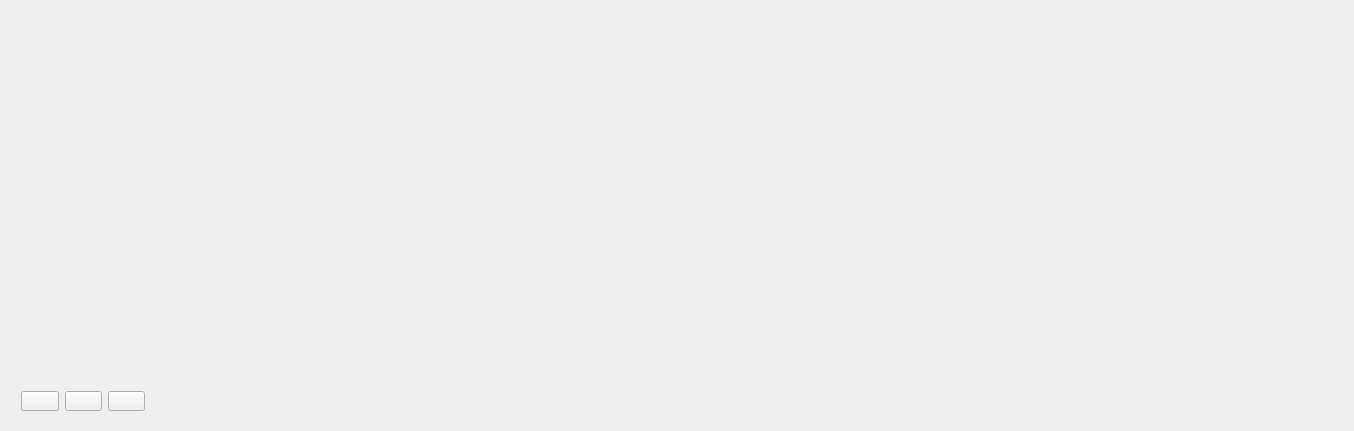
The window that ventanaprincipal.ui (DavidCrgh/Tarea_Programa_Estructuras_1) describes before a commit, drawn with Qt 5.
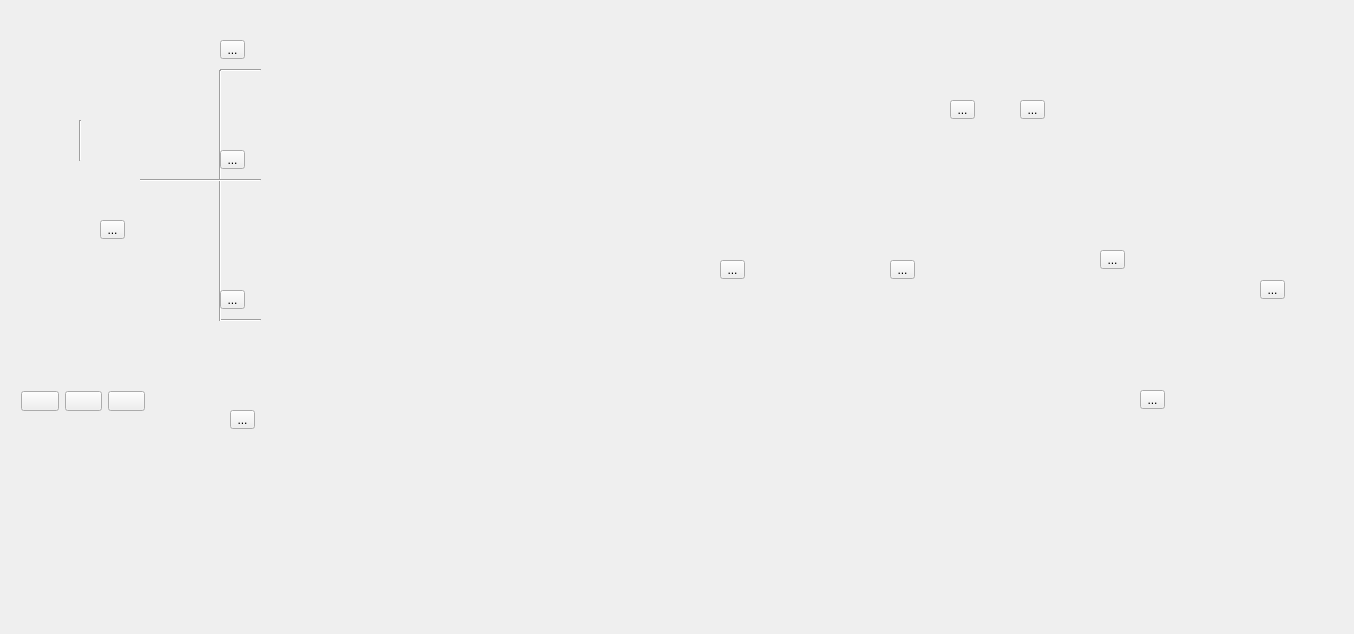
The same window after the commit. Icons and pictures are not drawn.

Commit message: Cambios a la interfaz.

```diff
--- a/ventanaprincipal.ui
+++ b/ventanaprincipal.ui
@@ -7,9 +7,30 @@
     <x>0</x>
     <y>0</y>
     <width>1354</width>
-    <height>431</height>
+    <height>634</height>
    </rect>
   </property>
+  <property name="sizePolicy">
+   <sizepolicy hsizetype="Preferred" vsizetype="Preferred">
+    <horstretch>0</horstretch>
+    <verstretch>0</verstretch>
+   </sizepolicy>
+  </property>
+  <property name="minimumSize">
+   <size>
+    <width>1354</width>
+    <height>634</height>
+   </size>
+  </property>
+  <property name="maximumSize">
+   <size>
+    <width>1354</width>
+    <height>634</height>
+   </size>
+  </property>
+  <property name="cursor">
+   <cursorShape>ArrowCursor</cursorShape>
+  </property>
   <property name="windowTitle">
    <string>Simulador</string>
   </property>
@@ -17,6 +38,12 @@
    <bool>false</bool>
   </property>
   <widget class="QWidget" name="centralWidget">
+   <property name="sizePolicy">
+    <sizepolicy hsizetype="Fixed" vsizetype="Fixed">
+     <horstretch>0</horstretch>
+     <verstretch>0</verstretch>
+    </sizepolicy>
+   </property>
    <widget class="QWidget" name="layoutWidget">
     <property name="geometry">
      <rect>
@@ -95,8 +122,8 @@
    <widget class="QLabel" name="label">
     <property name="geometry">
      <rect>
-      <x>10</x>
-      <y>140</y>
+      <x>20</x>
+      <y>10</y>
       <width>121</width>
       <height>111</height>
      </rect>
@@ -221,8 +248,8 @@
    <widget class="QLabel" name="label_10">
     <property name="geometry">
      <rect>
-      <x>1210</x>
-      <y>110</y>
+      <x>1090</x>
+      <y>140</y>
       <width>101</width>
       <height>111</height>
      </rect>
@@ -240,8 +267,8 @@
    <widget class="QLabel" name="label_11">
     <property name="geometry">
      <rect>
-      <x>1120</x>
-      <y>90</y>
+      <x>1000</x>
+      <y>130</y>
       <width>61</width>
       <height>61</height>
      </rect>
@@ -259,8 +286,8 @@
    <widget class="QLabel" name="label_12">
     <property name="geometry">
      <rect>
-      <x>140</x>
-      <y>190</y>
+      <x>50</x>
+      <y>150</y>
       <width>81</width>
       <height>71</height>
      </rect>
@@ -278,8 +305,8 @@
    <widget class="QLabel" name="label_13">
     <property name="geometry">
      <rect>
-      <x>1050</x>
-      <y>90</y>
+      <x>930</x>
+      <y>130</y>
       <width>61</width>
       <height>61</height>
      </rect>
@@ -297,8 +324,8 @@
    <widget class="QLabel" name="label_14">
     <property name="geometry">
      <rect>
-      <x>990</x>
-      <y>270</y>
+      <x>1240</x>
+      <y>330</y>
       <width>81</width>
       <height>91</height>
      </rect>
@@ -336,7 +363,7 @@
     <property name="geometry">
      <rect>
       <x>1210</x>
-      <y>240</y>
+      <y>220</y>
       <width>61</width>
       <height>61</height>
      </rect>
@@ -354,8 +381,8 @@
    <widget class="QLabel" name="label_17">
     <property name="geometry">
      <rect>
-      <x>1090</x>
-      <y>360</y>
+      <x>1180</x>
+      <y>350</y>
       <width>61</width>
       <height>61</height>
      </rect>
@@ -373,8 +400,8 @@
    <widget class="QLabel" name="label_18">
     <property name="geometry">
      <rect>
-      <x>1270</x>
-      <y>240</y>
+      <x>1170</x>
+      <y>260</y>
       <width>61</width>
       <height>61</height>
      </rect>
@@ -392,8 +419,8 @@
    <widget class="QLabel" name="label_19">
     <property name="geometry">
      <rect>
-      <x>1150</x>
-      <y>240</y>
+      <x>1250</x>
+      <y>190</y>
       <width>61</width>
       <height>61</height>
      </rect>
@@ -679,67 +706,11 @@
      <bool>true</bool>
     </property>
    </widget>
-   <widget class="QLabel" name="label_30">
-    <property name="geometry">
-     <rect>
-      <x>910</x>
-      <y>170</y>
-      <width>91</width>
-      <height>91</height>
-     </rect>
-    </property>
-    <property name="acceptDrops">
-     <bool>false</bool>
-    </property>
-    <property name="layoutDirection">
-     <enum>Qt::LeftToRight</enum>
-    </property>
-    <property name="text">
-     <string/>
-    </property>
-    <property name="pixmap">
-     <pixmap resource="imagenes.qrc">:/imagenes/Imagenes/iconoBanda.png</pixmap>
-    </property>
-    <property name="scaledContents">
-     <bool>true</bool>
-    </property>
-    <property name="openExternalLinks">
-     <bool>true</bool>
-    </property>
-   </widget>
-   <widget class="QLabel" name="label_31">
-    <property name="geometry">
-     <rect>
-      <x>970</x>
-      <y>150</y>
-      <width>91</width>
-      <height>91</height>
-     </rect>
-    </property>
-    <property name="acceptDrops">
-     <bool>false</bool>
-    </property>
-    <property name="layoutDirection">
-     <enum>Qt::LeftToRight</enum>
-    </property>
-    <property name="text">
-     <string/>
-    </property>
-    <property name="pixmap">
-     <pixmap resource="imagenes.qrc">:/imagenes/Imagenes/iconoBanda.png</pixmap>
-    </property>
-    <property name="scaledContents">
-     <bool>true</bool>
-    </property>
-    <property name="openExternalLinks">
-     <bool>true</bool>
-    </property>
-   </widget>
    <widget class="QLabel" name="label_33">
     <property name="geometry">
      <rect>
-      <x>1030</x>
-      <y>130</y>
+      <x>910</x>
+      <y>170</y>
       <width>91</width>
       <height>91</height>
      </rect>
@@ -766,29 +737,263 @@
    <widget class="QLabel" name="label_34">
     <property name="geometry">
      <rect>
+      <x>980</x>
+      <y>170</y>
+      <width>91</width>
+      <height>91</height>
+     </rect>
+    </property>
+    <property name="acceptDrops">
+     <bool>false</bool>
+    </property>
+    <property name="layoutDirection">
+     <enum>Qt::LeftToRight</enum>
+    </property>
+    <property name="text">
+     <string/>
+    </property>
+    <property name="pixmap">
+     <pixmap resource="imagenes.qrc">:/imagenes/Imagenes/iconoBanda.png</pixmap>
+    </property>
+    <property name="scaledContents">
+     <bool>true</bool>
+    </property>
+    <property name="openExternalLinks">
+     <bool>true</bool>
+    </property>
+   </widget>
+   <widget class="Line" name="line">
+    <property name="geometry">
+     <rect>
+      <x>220</x>
+      <y>60</y>
+      <width>41</width>
+      <height>21</height>
+     </rect>
+    </property>
+    <property name="orientation">
+     <enum>Qt::Horizontal</enum>
+    </property>
+   </widget>
+   <widget class="Line" name="line_2">
+    <property name="geometry">
+     <rect>
+      <x>220</x>
+      <y>170</y>
+      <width>41</width>
+      <height>21</height>
+     </rect>
+    </property>
+    <property name="orientation">
+     <enum>Qt::Horizontal</enum>
+    </property>
+   </widget>
+   <widget class="Line" name="line_3">
+    <property name="geometry">
+     <rect>
+      <x>220</x>
+      <y>310</y>
+      <width>41</width>
+      <height>21</height>
+     </rect>
+    </property>
+    <property name="orientation">
+     <enum>Qt::Horizontal</enum>
+    </property>
+   </widget>
+   <widget class="Line" name="line_4">
+    <property name="geometry">
+     <rect>
+      <x>210</x>
+      <y>70</y>
+      <width>20</width>
+      <height>251</height>
+     </rect>
+    </property>
+    <property name="orientation">
+     <enum>Qt::Vertical</enum>
+    </property>
+   </widget>
+   <widget class="Line" name="line_5">
+    <property name="geometry">
+     <rect>
+      <x>140</x>
+      <y>170</y>
+      <width>81</width>
+      <height>20</height>
+     </rect>
+    </property>
+    <property name="orientation">
+     <enum>Qt::Horizontal</enum>
+    </property>
+   </widget>
+   <widget class="Line" name="line_6">
+    <property name="geometry">
+     <rect>
+      <x>70</x>
+      <y>120</y>
+      <width>20</width>
+      <height>41</height>
+     </rect>
+    </property>
+    <property name="orientation">
+     <enum>Qt::Vertical</enum>
+    </property>
+   </widget>
+   <widget class="QToolButton" name="toolButton">
+    <property name="geometry">
+     <rect>
+      <x>230</x>
+      <y>410</y>
+      <width>25</width>
+      <height>19</height>
+     </rect>
+    </property>
+    <property name="text">
+     <string>...</string>
+    </property>
+   </widget>
+   <widget class="QToolButton" name="toolButton_2">
+    <property name="geometry">
+     <rect>
+      <x>220</x>
+      <y>290</y>
+      <width>25</width>
+      <height>19</height>
+     </rect>
+    </property>
+    <property name="text">
+     <string>...</string>
+    </property>
+   </widget>
+   <widget class="QToolButton" name="toolButton_3">
+    <property name="geometry">
+     <rect>
+      <x>220</x>
+      <y>150</y>
+      <width>25</width>
+      <height>19</height>
+     </rect>
+    </property>
+    <property name="text">
+     <string>...</string>
+    </property>
+   </widget>
+   <widget class="QToolButton" name="toolButton_4">
+    <property name="geometry">
+     <rect>
+      <x>220</x>
+      <y>40</y>
+      <width>25</width>
+      <height>19</height>
+     </rect>
+    </property>
+    <property name="text">
+     <string>...</string>
+    </property>
+   </widget>
+   <widget class="QToolButton" name="toolButton_5">
+    <property name="geometry">
+     <rect>
+      <x>720</x>
+      <y>260</y>
+      <width>25</width>
+      <height>19</height>
+     </rect>
+    </property>
+    <property name="text">
+     <string>...</string>
+    </property>
+   </widget>
+   <widget class="QToolButton" name="toolButton_6">
+    <property name="geometry">
+     <rect>
+      <x>890</x>
+      <y>260</y>
+      <width>25</width>
+      <height>19</height>
+     </rect>
+    </property>
+    <property name="text">
+     <string>...</string>
+    </property>
+   </widget>
+   <widget class="QToolButton" name="toolButton_7">
+    <property name="geometry">
+     <rect>
+      <x>950</x>
+      <y>100</y>
+      <width>25</width>
+      <height>19</height>
+     </rect>
+    </property>
+    <property name="text">
+     <string>...</string>
+    </property>
+   </widget>
+   <widget class="QToolButton" name="toolButton_8">
+    <property name="geometry">
+     <rect>
+      <x>1020</x>
+      <y>100</y>
+      <width>25</width>
+      <height>19</height>
+     </rect>
+    </property>
+    <property name="text">
+     <string>...</string>
+    </property>
+   </widget>
+   <widget class="QToolButton" name="toolButton_9">
+    <property name="geometry">
+     <rect>
       <x>1100</x>
-      <y>130</y>
-      <width>91</width>
-      <height>91</height>
+      <y>250</y>
+      <width>25</width>
+      <height>19</height>
      </rect>
     </property>
-    <property name="acceptDrops">
-     <bool>false</bool>
+    <property name="text">
+     <string>...</string>
     </property>
-    <property name="layoutDirection">
-     <enum>Qt::LeftToRight</enum>
+   </widget>
+   <widget class="QToolButton" name="toolButton_10">
+    <property name="geometry">
+     <rect>
+      <x>1260</x>
+      <y>280</y>
+      <width>25</width>
+      <height>19</height>
+     </rect>
     </property>
     <property name="text">
-     <string/>
+     <string>...</string>
     </property>
-    <property name="pixmap">
-     <pixmap resource="imagenes.qrc">:/imagenes/Imagenes/iconoBanda.png</pixmap>
+   </widget>
+   <widget class="QToolButton" name="toolButton_11">
+    <property name="geometry">
+     <rect>
+      <x>1140</x>
+      <y>390</y>
+      <width>25</width>
+      <height>19</height>
+     </rect>
     </property>
-    <property name="scaledContents">
-     <bool>true</bool>
+    <property name="text">
+     <string>...</string>
     </property>
-    <property name="openExternalLinks">
-     <bool>true</bool>
+   </widget>
+   <widget class="QToolButton" name="toolButton_12">
+    <property name="geometry">
+     <rect>
+      <x>100</x>
+      <y>220</y>
+      <width>25</width>
+      <height>19</height>
+     </rect>
+    </property>
+    <property name="text">
+     <string>...</string>
     </property>
    </widget>
   </widget>
```
Left out of the diff: 3 changed lines with no effect on the pictures. The commit also changes 2 other files.
